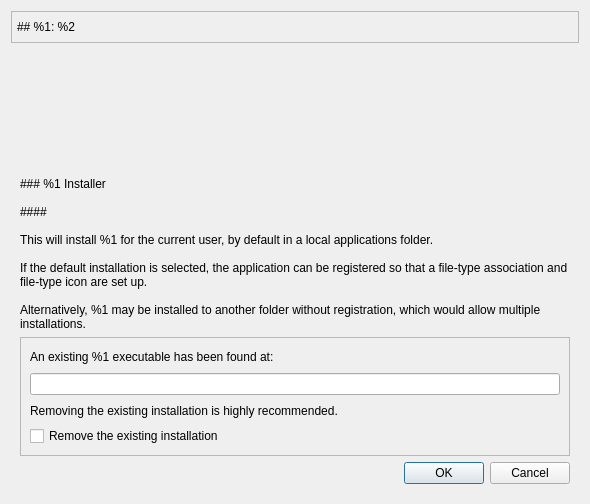
First picture: the form in WindowsInstaller/installer/installer.ui, repository gradgrind/fetinstaller, before the edit.
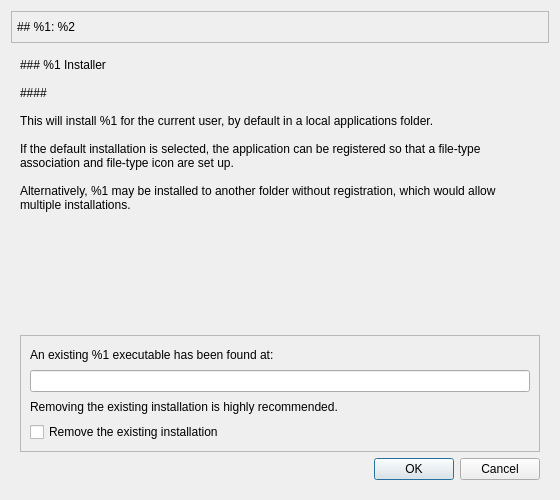
Second picture: the form after the edit. The open tabs and pages were chosen to show the change. Icons and pictures are not drawn.

```diff
--- a/WindowsInstaller/installer/installer.ui
+++ b/WindowsInstaller/installer/installer.ui
@@ -6,8 +6,8 @@
    <rect>
     <x>0</x>
     <y>0</y>
-    <width>590</width>
-    <height>504</height>
+    <width>560</width>
+    <height>500</height>
    </rect>
   </property>
   <property name="windowTitle">
@@ -143,19 +143,6 @@
      </widget>
      <widget class="QWidget" name="page_1">
       <layout class="QVBoxLayout" name="verticalLayout">
-       <item>
-        <spacer name="verticalSpacer">
-         <property name="orientation">
-          <enum>Qt::Orientation::Vertical</enum>
-         </property>
-         <property name="sizeHint" stdset="0">
-          <size>
-           <width>20</width>
-           <height>20</height>
-          </size>
-         </property>
-        </spacer>
-       </item>
        <item>
         <widget class="QLabel" name="label_page_1">
          <property name="sizePolicy">
@@ -183,6 +170,19 @@
          </property>
         </widget>
        </item>
+       <item>
+        <spacer name="verticalSpacer">
+         <property name="orientation">
+          <enum>Qt::Orientation::Vertical</enum>
+         </property>
+         <property name="sizeHint" stdset="0">
+          <size>
+           <width>20</width>
+           <height>20</height>
+          </size>
+         </property>
+        </spacer>
+       </item>
        <item>
         <widget class="QStackedWidget" name="existing_fet">
          <property name="frameShape">
```
Left out of the diff: 2 changed lines with no effect on the pictures.
